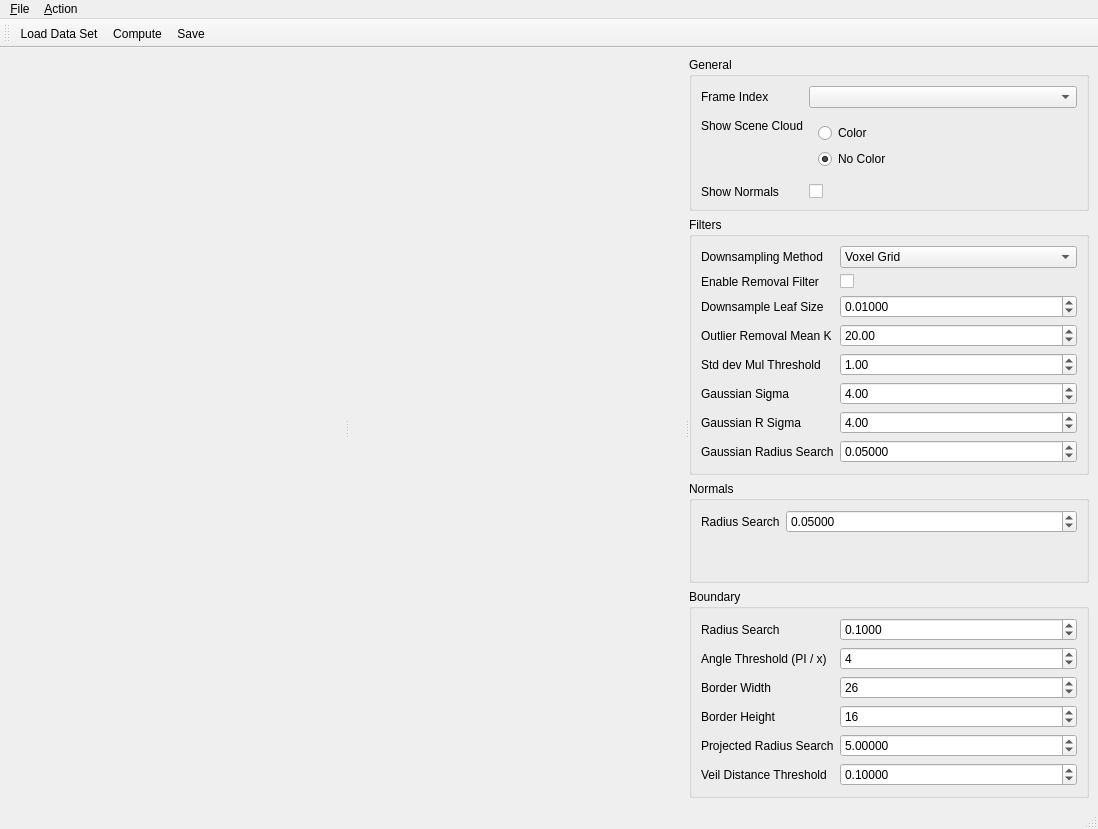
oneminute/RecFLS, file src/ui/ToolWindowBoundaryExtractor.ui: the form before one commit.
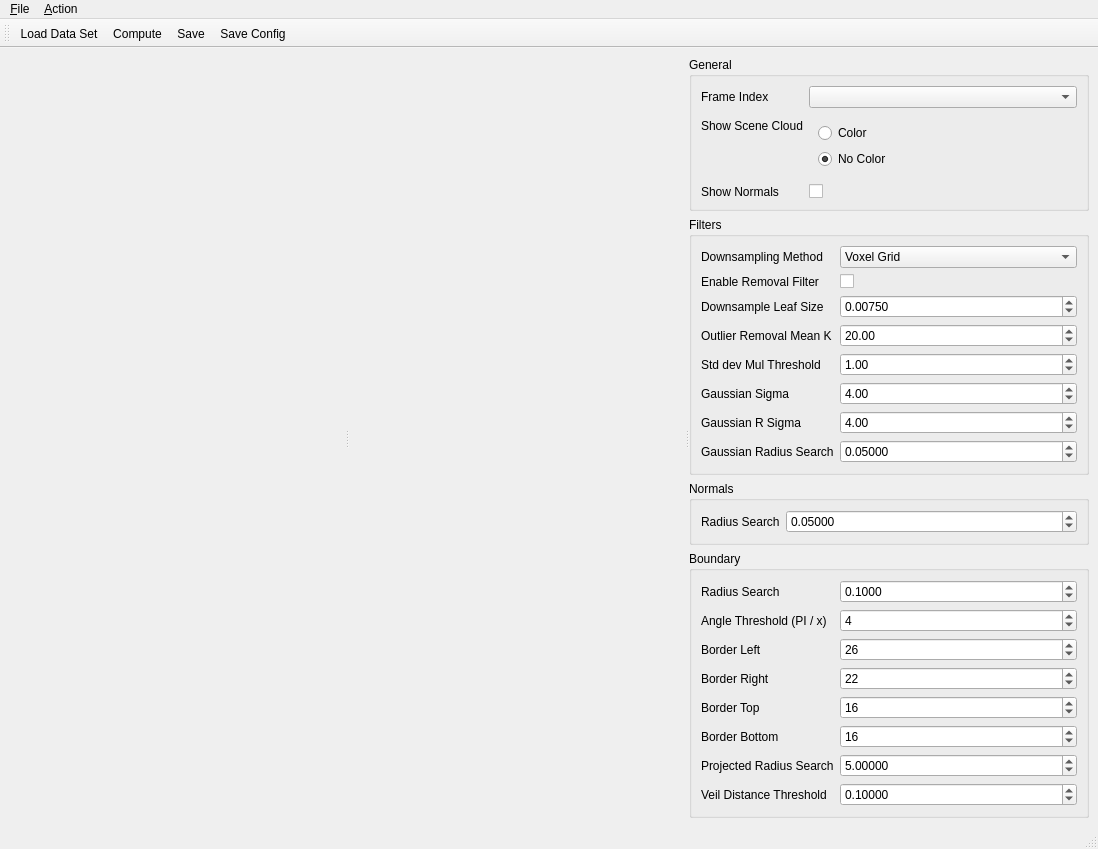
The form after the commit.

The edit to the form file:
```diff
--- a/src/ui/ToolWindowBoundaryExtractor.ui
+++ b/src/ui/ToolWindowBoundaryExtractor.ui
@@ -234,7 +234,7 @@
               <double>0.001000000000000</double>
              </property>
              <property name="value">
-              <double>0.010000000000000</double>
+              <double>0.007500000000000</double>
              </property>
             </widget>
            </item>
@@ -363,7 +363,7 @@
            <item row="2" column="0">
             <widget class="QLabel" name="label_15">
              <property name="text">
-              <string>Border Width</string>
+              <string>Border Left</string>
              </property>
             </widget>
            </item>
@@ -377,31 +377,31 @@
              </property>
             </widget>
            </item>
-           <item row="3" column="0">
-            <widget class="QLabel" name="label_16">
-             <property name="text">
-              <string>Border Height</string>
-             </property>
-            </widget>
-           </item>
-           <item row="3" column="1">
-            <widget class="QSpinBox" name="spinBoxBorderHeight">
-             <property name="value">
-              <number>16</number>
-             </property>
-             <property name="displayIntegerBase">
-              <number>10</number>
-             </property>
-            </widget>
-           </item>
            <item row="4" column="0">
+            <widget class="QLabel" name="label_16">
+             <property name="text">
+              <string>Border Top</string>
+             </property>
+            </widget>
+           </item>
+           <item row="4" column="1">
+            <widget class="QSpinBox" name="spinBoxBorderTop">
+             <property name="value">
+              <number>16</number>
+             </property>
+             <property name="displayIntegerBase">
+              <number>10</number>
+             </property>
+            </widget>
+           </item>
+           <item row="6" column="0">
             <widget class="QLabel" name="label_17">
              <property name="text">
               <string>Projected Radius Search</string>
              </property>
             </widget>
            </item>
-           <item row="4" column="1">
+           <item row="6" column="1">
             <widget class="QDoubleSpinBox" name="doubleSpinBoxProjectedRadiusSearch">
              <property name="decimals">
               <number>5</number>
@@ -417,14 +417,14 @@
              </property>
             </widget>
            </item>
-           <item row="5" column="0">
+           <item row="7" column="0">
             <widget class="QLabel" name="label_18">
              <property name="text">
               <string>Veil Distance Threshold</string>
              </property>
             </widget>
            </item>
-           <item row="5" column="1">
+           <item row="7" column="1">
             <widget class="QDoubleSpinBox" name="doubleSpinBoxVeilDistanceThreshold">
              <property name="decimals">
               <number>5</number>
@@ -440,6 +440,34 @@
              </property>
             </widget>
            </item>
+           <item row="3" column="0">
+            <widget class="QLabel" name="label_19">
+             <property name="text">
+              <string>Border Right</string>
+             </property>
+            </widget>
+           </item>
+           <item row="5" column="0">
+            <widget class="QLabel" name="label_20">
+             <property name="text">
+              <string>Border Bottom</string>
+             </property>
+            </widget>
+           </item>
+           <item row="3" column="1">
+            <widget class="QSpinBox" name="spinBoxBorderRight">
+             <property name="value">
+              <number>22</number>
+             </property>
+            </widget>
+           </item>
+           <item row="5" column="1">
+            <widget class="QSpinBox" name="spinBoxBorderBottom">
+             <property name="value">
+              <number>16</number>
+             </property>
+            </widget>
+           </item>
           </layout>
          </widget>
         </item>
@@ -488,6 +516,7 @@
    <addaction name="actionLoad_Data_Set"/>
    <addaction name="actionCompute"/>
    <addaction name="actionSave"/>
+   <addaction name="actionSave_Config"/>
   </widget>
   <action name="actionLoad_Data_Set">
    <property name="text">
@@ -504,6 +533,11 @@
     <string>Save</string>
    </property>
   </action>
+  <action name="actionSave_Config">
+   <property name="text">
+    <string>Save Config</string>
+   </property>
+  </action>
  </widget>
  <resources/>
  <connections/>
```
Left out of the diff: 3 changed lines with no effect on the pictures.
